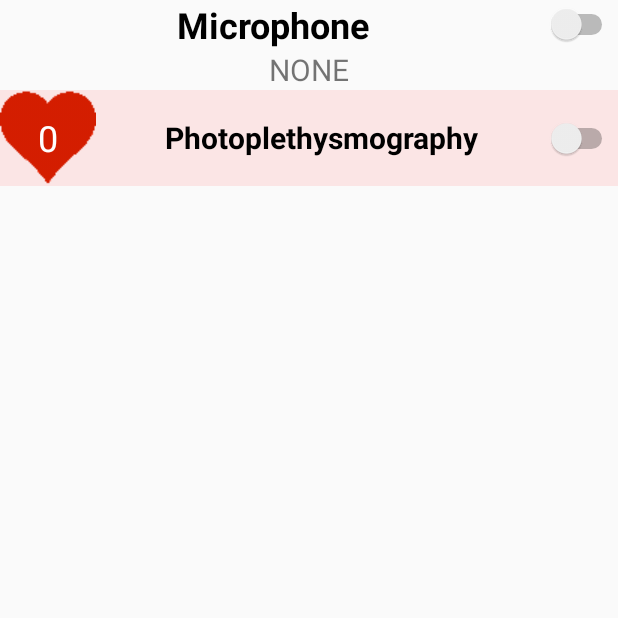
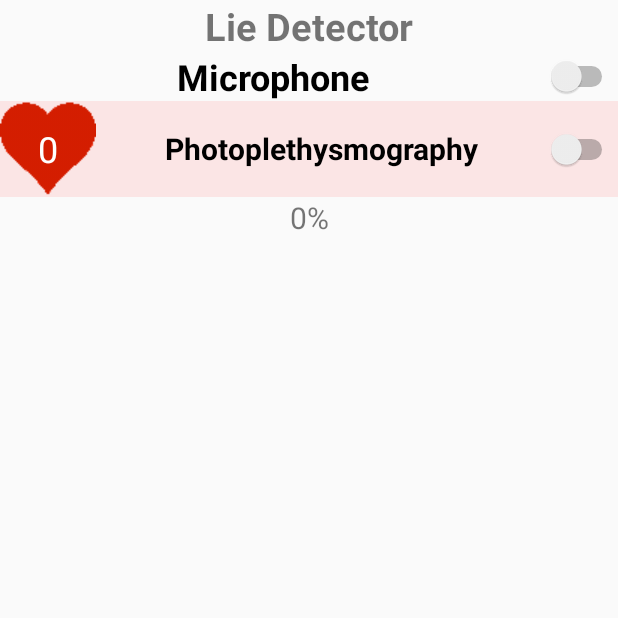
Before and after one commit to ypzheng/Lie_Detector, an Android app: the fragment AudioAndHeartFragment shown on its own in the app's theme, on a phone screen of 412 x 824 dp, the top half of it. Run offline under Robolectric (Android 15) with nearby library versions, the phone set to English and light mode, and no system bars; libraries missing offline, so code that uses them is left out: android.support.v13, com.androidplot.xy; 2 statements that could not run were skipped.

Commit message:
Small changes to app layout

```diff
--- a/app/src/main/res/layout/fragment_audio_heart.xml
+++ b/app/src/main/res/layout/fragment_audio_heart.xml
@@ -17,6 +17,17 @@
     android:focusableInTouchMode="true"
     android:orientation="vertical" >
 
+    <TextView
+        android:id="@+id/title"
+        android:layout_width="match_parent"
+        android:layout_height="wrap_content"
+        android:gravity="center"
+        android:text="@string/lie_detector_title"
+        android:textSize="25sp"
+        android:textStyle="bold"
+        tools:fontFamily="monospace"
+        tools:textColor="@color/ap_black" />
+
     <RelativeLayout
         android:layout_width="fill_parent"
         android:layout_height="wrap_content"
@@ -30,23 +41,6 @@
         android:layout_height="wrap_content"
         android:textSize="24sp"
         android:textStyle="bold" />
-
-    <TextView
-        android:id="@+id/txtSpeaker"
-        android:layout_below="@id/switchMicrophone"
-        android:text="@string/speaker_initial"
-        android:textSize="20sp"
-        android:layout_width="match_parent"
-        android:layout_height="wrap_content"
-        android:gravity="center" />
-
-    <ImageView
-        android:id="@+id/imgSpectrogram"
-        android:layout_width="300dp"
-        android:layout_height="0dp"
-        android:layout_centerHorizontal="true"
-        android:layout_centerVertical="true"
-        tools:ignore="ContentDescription" />
 
     </RelativeLayout>
 
@@ -83,8 +77,14 @@
 
         </LinearLayout>
 
-
-
     </RelativeLayout>
 
+    <TextView
+        android:id="@+id/lierate"
+        android:text="@string/lie_rate_initial"
+        android:textSize="20sp"
+        android:layout_width="match_parent"
+        android:layout_height="wrap_content"
+        android:gravity="center" />
+
 </LinearLayout>
--- a/app/src/main/res/values/strings.xml
+++ b/app/src/main/res/values/strings.xml
@@ -38,4 +38,7 @@
 
     <string name="app_details">Lie Detector</string>
     <string name="speaker_initial">NONE</string>
+
+    <string name="lie_detector_title">Lie Detector</string>
+    <string name="lie_rate_initial">0%</string>
 </resources>
```
Also changed, not shown: 1 other file.
